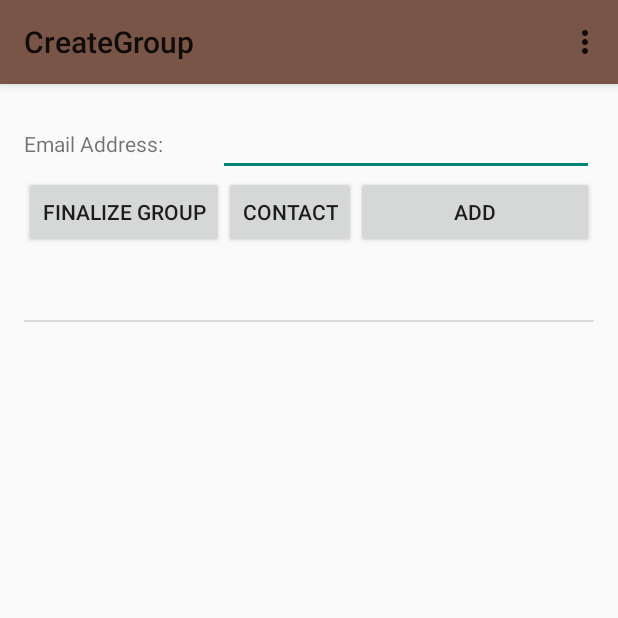
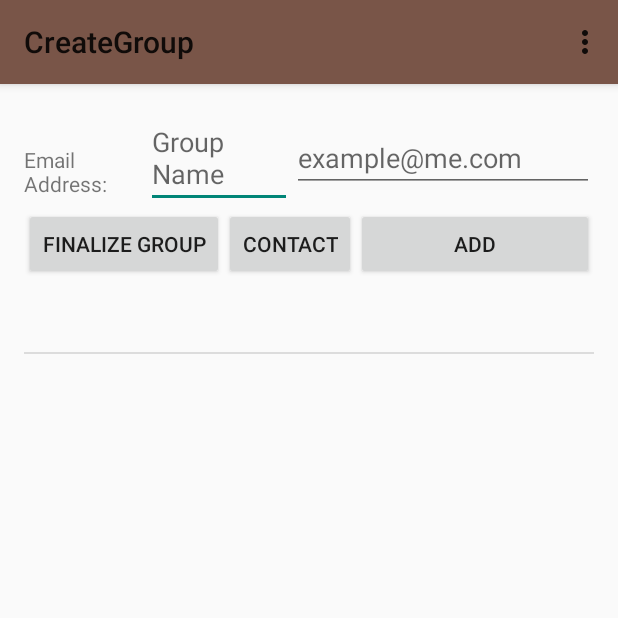
Before and after one commit to Stuart4/FoxMeet-Android, an Android app: the CreateGroup screen opened directly, with no data from a screen before it, after a tap on "FINALIZE GROUP", on a phone screen of 412 x 824 dp, the top half of it. Run offline under Robolectric (Android 15) with nearby library versions, the phone set to English and light mode, and no system bars; 1 other tap on this screen came first.

Commit message:
database kinda workds

```diff
--- a/app/src/main/java/com/foxcorp/foxmeet/foxmeet_android/CreateGroup.java
+++ b/app/src/main/java/com/foxcorp/foxmeet/foxmeet_android/CreateGroup.java
@@ -1,6 +1,7 @@
 package com.foxcorp.foxmeet.foxmeet_android;
 
 import android.app.Activity;
+import android.app.AlertDialog;
 import android.content.Intent;
 import android.database.Cursor;
 import android.net.Uri;
@@ -12,6 +13,7 @@ import android.view.View;
 import android.view.Window;
 import android.widget.*;
 
+import java.util.HashMap;
 import java.util.LinkedList;
 
 
@@ -99,6 +101,24 @@ public class CreateGroup extends Activity {
 			return true;
 		}
 
+
 		return super.onOptionsItemSelected(item);
 	}
+
+	public void finalizeGroup(View v) {
+		StringBuilder emails = new StringBuilder();
+		for (int i = 0; i < email.size(); i++) {
+			if (i == email.size() - 1)
+				emails.append(email.get(i));
+			else emails.append(email.get(i) + ",");
+		}
+		String name = ((EditText) findViewById(R.id.editText2)).getText().toString();
+
+		DBTools tools = new DBTools(this);
+		HashMap<String, String> map = new HashMap<>();
+		map.put("name", name);
+		map.put("emails", emails.toString());
+		tools.insertGroup(map);
+
+	}
 }
--- a/app/src/main/java/com/foxcorp/foxmeet/foxmeet_android/DBTools.java
+++ b/app/src/main/java/com/foxcorp/foxmeet/foxmeet_android/DBTools.java
@@ -1,7 +1,66 @@
 package com.foxcorp.foxmeet.foxmeet_android;
+
+import android.content.ContentValues;
+import android.content.Context;
+import android.database.Cursor;
+import android.database.sqlite.SQLiteDatabase;
+import android.database.sqlite.SQLiteOpenHelper;
+
+import java.util.ArrayList;
+import java.util.HashMap;
 
 /**
  * Created by jake on 1/17/15.
  */
-public class DBTools {
+public class DBTools extends SQLiteOpenHelper{
+	@Override
+	public void onCreate(SQLiteDatabase db) {
+		String query = "CREATE TABLE groups (name TEXT, emails TEXT)";
+
+		db.execSQL(query);
+	}
+
+	@Override
+	public void onUpgrade(SQLiteDatabase db, int oldVersion, int newVersion) {
+
+	}
+
+	public DBTools(Context applicationContext) {
+		super(applicationContext, "groups.db", null, 1);
+	}
+
+	public void deleteKey (String name) {
+		this.getWritableDatabase().execSQL(String.format("DELETE FROM groups WHERE name = '%s'", name));
+	}
+
+	public void insertGroup(HashMap<String, String> queryValues) {
+		SQLiteDatabase db = this.getWritableDatabase();
+		ContentValues values = new ContentValues();
+		values.put("name", queryValues.get("name"));
+		values.put("emails", queryValues.get("emails"));
+
+		db.insert("groups", null, values);
+		db.close();
+	}
+
+	public ArrayList<HashMap<String, String>> getGroups() {
+		ArrayList<HashMap<String, String>> arrayList = new ArrayList<>();
+
+		String query = "SELECT * FROM groups";
+
+		SQLiteDatabase db = this.getWritableDatabase();
+
+		Cursor cursor = db.rawQuery(query, null);
+
+		if (cursor.moveToFirst()) {
+			do {
+				HashMap<String, String> groupMap = new HashMap<>();
+				groupMap.put("name", cursor.getString(0));
+				groupMap.put("emails", cursor.getString(1));
+				arrayList.add(groupMap);
+			} while (cursor.moveToNext());
+		}
+		return arrayList;
+	}
+
 }
--- a/app/src/main/java/com/foxcorp/foxmeet/foxmeet_android/SendCommadn.java
+++ b/app/src/main/java/com/foxcorp/foxmeet/foxmeet_android/SendCommand.java
@@ -11,11 +11,11 @@ import java.net.Socket;
 /**
  * Created by jake on 1/17/15.
  */
-public class SendCommadn extends AsyncTask<String, Void, String>{
+public class SendCommand extends AsyncTask<String, Void, String>{
 	@Override
 	protected String doInBackground(String... params) {
 		try {
-			Socket sock = new Socket("35.2.88.121", 1337);
+			Socket sock = new Socket("www.iamyourintern.com", 1080);
 			PrintWriter pw = new PrintWriter(sock.getOutputStream());
 			BufferedReader br = new BufferedReader(new InputStreamReader(sock.getInputStream()));
 			pw.println(params[0]);
--- a/app/src/main/res/layout/activity_create_group.xml
+++ b/app/src/main/res/layout/activity_create_group.xml
@@ -25,9 +25,13 @@
 			<EditText
 					android:layout_width="wrap_content"
 					android:layout_height="wrap_content"
+					android:id="@+id/editText2" android:layout_weight="1" android:hint="Group Name"/>
+			<EditText
+					android:layout_width="wrap_content"
+					android:layout_height="wrap_content"
 					android:inputType="textEmailAddress"
 					android:ems="10"
-					android:id="@+id/editText" android:layout_weight="1"/>
+					android:id="@+id/editText" android:layout_weight="1" android:hint="example@me.com"/>
 		</LinearLayout>
 		<LinearLayout
 				android:orientation="horizontal"
@@ -36,7 +40,7 @@
 			<Button
 					android:layout_width="wrap_content"
 					android:layout_height="wrap_content"
-					android:onClick="finalize"
+					android:onClick="finalizeGroup"
 					android:text="Finalize Group"
 					android:id="@+id/button3" android:layout_gravity="left"/>
 			<Button
```
Also changed, not shown: app/src/main/java/com/foxcorp/foxmeet/foxmeet_android/MainActivity.java (+12 -8 lines), app/src/main/res/values/attrs_group_name_view.xml (added, +8 -0 lines).
